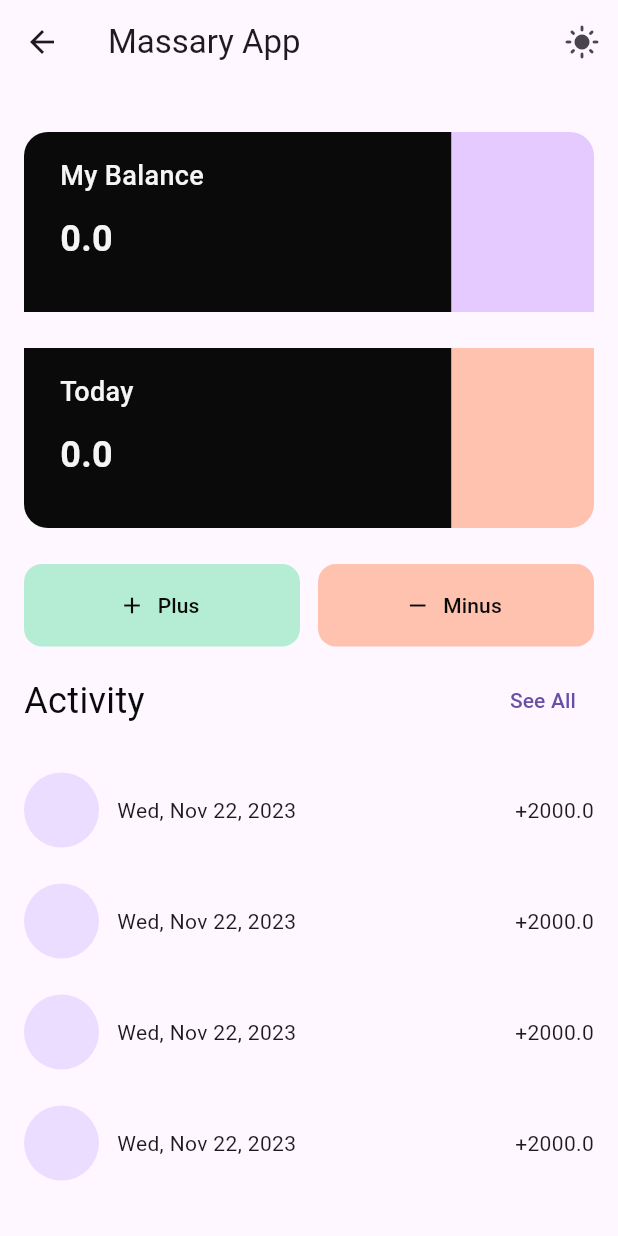
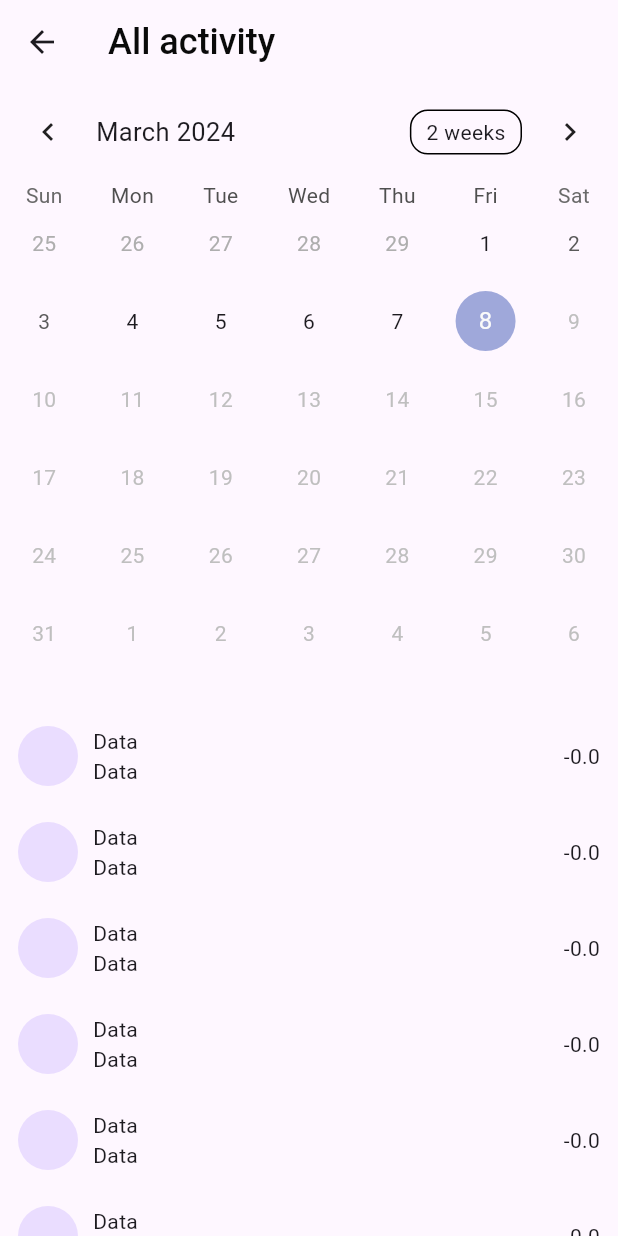
Before and after one commit to MohammedGhazaly/masary, a Flutter app: the HomeView screen opened directly, after a tap on "See All", on a phone screen of 412 x 824 dp. Run offline on Flutter 3.47's test engine with Material 3 defaults, Android fonts, the phone set to English and light mode, and no system bars; drawn by our look-alikes of table_calendar; our stand-ins replace bloc, flutter_bloc, flutter_svg, hive_flutter; accounts and stored records are empty.

Commit message:
Finished displaying all activity section

```diff
--- /dev/null
+++ b/lib/features/all_activity/view/all_activity_screen.dart
@@ -0,0 +1,85 @@
+import 'package:flutter/material.dart';
+import 'package:masary/core/utils/colors.dart';
+import 'package:table_calendar/table_calendar.dart';
+
+class AllActivityScreen extends StatefulWidget {
+  const AllActivityScreen({super.key});
+
+  @override
+  State<AllActivityScreen> createState() => _AllActivityScreenState();
+}
+
+class _AllActivityScreenState extends State<AllActivityScreen> {
+  var appCalendartFormat = CalendarFormat.month;
+  var mySelectedDate = DateTime.now();
+  var myFocusedDate = DateTime.now();
+  @override
+  Widget build(BuildContext context) {
+    return Scaffold(
+      appBar: AppBar(
+        title: Text(
+          "All activity",
+          style: TextStyle(
+              fontSize: 24,
+              color: AppColors.kBlackColor,
+              fontWeight: FontWeight.w500),
+        ),
+      ),
+      body: Column(
+        children: [
+          TableCalendar(
+            firstDay: DateTime.now().subtract(const Duration(days: 365)),
+            focusedDay: myFocusedDate,
+            lastDay: DateTime.now(),
+            calendarFormat: appCalendartFormat,
+            onFormatChanged: (CalendarFormat calendarFormat) {
+              appCalendartFormat = calendarFormat;
+              setState(() {});
+            },
+            currentDay: mySelectedDate,
+            onDaySelected: (selectedDay, focusedDay) {
+              // print(selectedDay);
+              // print(focusedDay);
+              mySelectedDate = selectedDay;
+              myFocusedDate = focusedDay;
+              setState(() {});
+            },
+          ),
+          const SizedBox(
+            height: 24,
+          ),
+          Expanded(
+            child: ListView.builder(
+                itemCount: 10,
+                itemBuilder: (context, index) {
+                  return Padding(
+                    padding: EdgeInsets.all(12),
+                    child: Row(
+                      children: [
+                        CircleAvatar(),
+                        SizedBox(
+                          width: 10,
+                        ),
+                        Column(
+                          children: [
+                            Text("Data"),
+                            Text("Data"),
+                          ],
+                        ),
+                        Spacer(),
+                        Row(
+                          children: [
+                            Text("-"),
+                            Text("0.0"),
+                          ],
+                        )
+                      ],
+                    ),
+                  );
+                }),
+          )
+        ],
+      ),
+    );
+  }
+}
--- a/lib/features/home_page/view/home_view.dart
+++ b/lib/features/home_page/view/home_view.dart
@@ -1,5 +1,6 @@
 import 'package:flutter/material.dart';
 import 'package:masary/core/utils/colors.dart';
+import 'package:masary/features/all_activity/view/all_activity_screen.dart';
 import 'package:masary/features/home_page/view/widgets/custom_balance_container.dart';
 import 'package:masary/features/home_page/view/widgets/transactions_button.dart';
 
@@ -73,7 +74,19 @@ class HomeView extends StatelessWidget {
                       color: AppColors.kBlackColor,
                     ),
                   ),
-                  TextButton(onPressed: () {}, child: Text("See All"))
+                  TextButton(
+                      onPressed: () {
+                        Navigator.push(context,
+                            MaterialPageRoute(builder: (context) {
+                          return AllActivityScreen();
+                        }));
+                      },
+                      child: Text(
+                        "See All",
+                        style: TextStyle(
+                          fontSize: 20,
+                        ),
+                      ))
                 ],
               ),
             ),
--- a/pubspec.yaml
+++ b/pubspec.yaml
@@ -17,6 +17,7 @@ dependencies:
   flutter_svg: ^2.0.10+1
   hive: ^2.2.3
   hive_flutter: ^1.1.0
+  table_calendar: ^3.1.0
 
 dev_dependencies:
   build_runner: ^2.4.8
```
Also changed, not shown: pubspec.lock.
